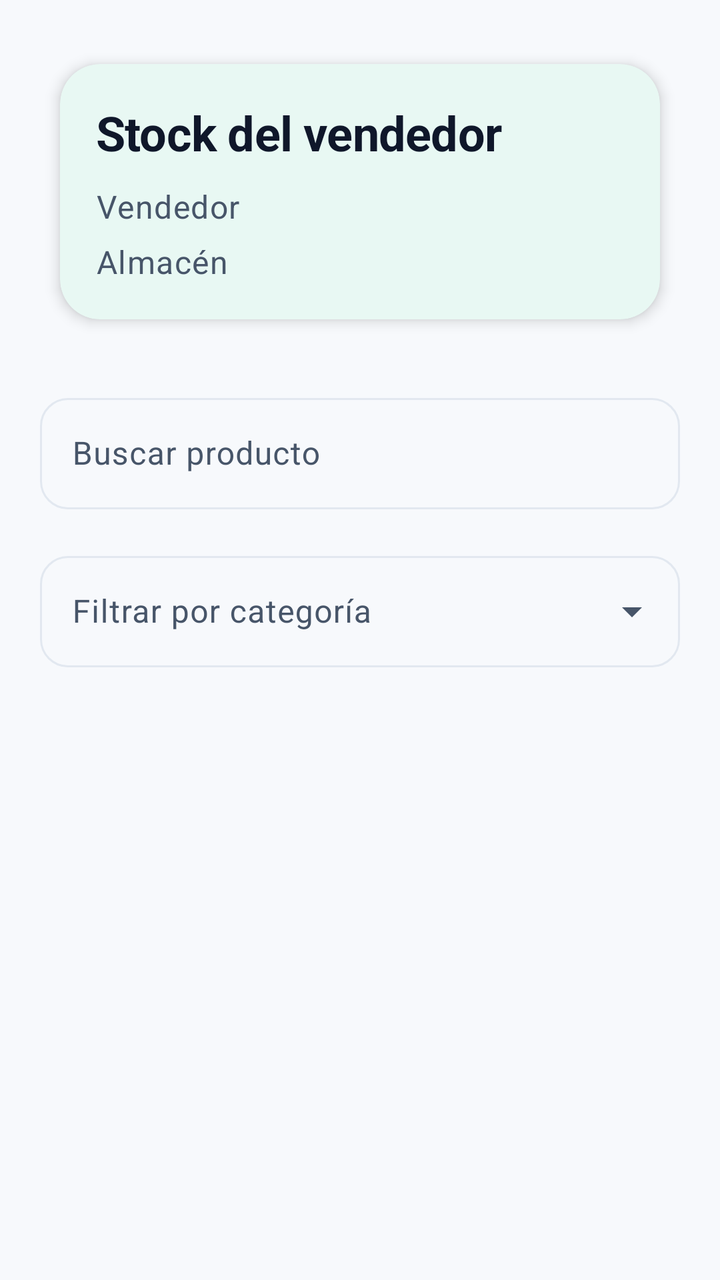
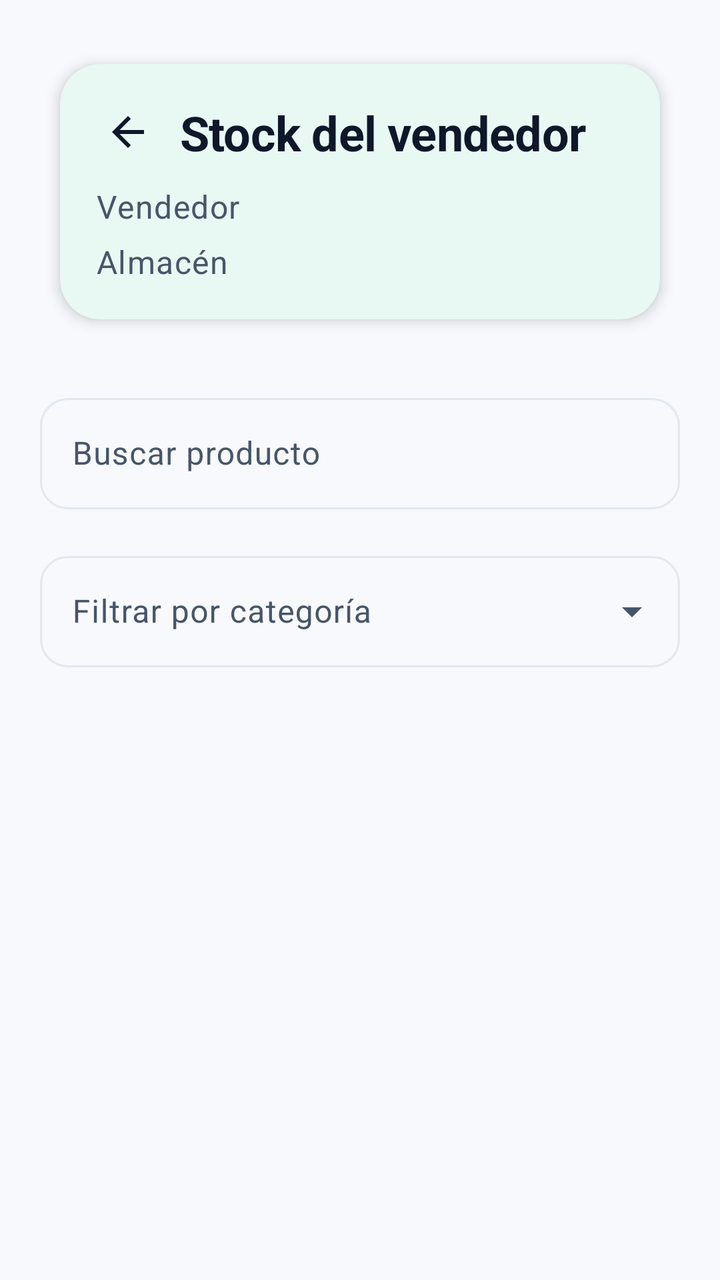

The first picture is an Android layout as it rendered before a commit; the second is the same layout after the commit. The layout source and the unified diff follow.
<!-- AndroidManifest.xml: application theme Theme.RutaAlmacen -->
<!-- res/layout/activity_stock_vendedor_admin.xml -->
<?xml version="1.0" encoding="utf-8"?>
<androidx.constraintlayout.widget.ConstraintLayout xmlns:android="http://schemas.android.com/apk/res/android"
    xmlns:app="http://schemas.android.com/apk/res-auto"
    xmlns:tools="http://schemas.android.com/tools"
    android:id="@+id/contenedor_stock_admin"
    android:layout_width="match_parent"
    android:layout_height="match_parent"
    android:background="@color/fondo_app"
    android:padding="@dimen/margen_pantalla"
    tools:context=".StockVendedorAdminActivity">

    <com.google.android.material.card.MaterialCardView
        android:id="@+id/contenedor_encabezado_stock_admin"
        android:layout_width="0dp"
        android:layout_height="wrap_content"
        app:cardBackgroundColor="@color/fondo_card"
        app:cardCornerRadius="@dimen/radio_card"
        app:cardElevation="@dimen/elevacion_card"
        app:cardUseCompatPadding="true"
        app:strokeWidth="0dp"
        app:layout_constraintEnd_toEndOf="parent"
        app:layout_constraintStart_toStartOf="parent"
        app:layout_constraintTop_toTopOf="parent">

        <LinearLayout
            android:layout_width="match_parent"
            android:layout_height="wrap_content"
            android:orientation="vertical"
            android:padding="@dimen/padding_card">

            <TextView
                android:id="@+id/texto_titulo_stock_admin"
                android:layout_width="match_parent"
                android:layout_height="wrap_content"
                android:text="Stock del vendedor"
                android:textAppearance="@style/TextAppearance.RutaAlmacen.Vendedor.TitleLarge" />

            <TextView
                android:id="@+id/texto_detalle_stock_admin"
                android:layout_width="match_parent"
                android:layout_height="wrap_content"
                android:layout_marginTop="@dimen/espacio_sm"
                android:text="Vendedor"
                android:textAppearance="@style/TextAppearance.RutaAlmacen.Vendedor.BodyMedium" />

            <TextView
                android:id="@+id/texto_nombre_almacen_admin"
                android:layout_width="match_parent"
                android:layout_height="wrap_content"
                android:layout_marginTop="@dimen/espacio_xs"
                android:text="Almacén"
                android:textAppearance="@style/TextAppearance.RutaAlmacen.Vendedor.BodyMedium" />
        </LinearLayout>
    </com.google.android.material.card.MaterialCardView>

    <com.google.android.material.textfield.TextInputLayout
        android:id="@+id/contenedor_busqueda_stock_admin"
        style="@style/Widget.Material3.TextInputLayout.OutlinedBox"
        android:layout_width="0dp"
        android:layout_height="wrap_content"
        android:layout_marginTop="@dimen/espacio_lg"
        android:hint="Buscar producto"
        app:hintTextAppearance="@style/TextAppearance.RutaAlmacen.Vendedor.BodyMedium"
        app:layout_constraintEnd_toEndOf="parent"
        app:layout_constraintStart_toStartOf="parent"
        app:layout_constraintTop_toBottomOf="@id/contenedor_encabezado_stock_admin">

        <com.google.android.material.textfield.TextInputEditText
            android:id="@+id/campo_busqueda_stock_admin"
            android:layout_width="match_parent"
            android:layout_height="wrap_content"
            android:inputType="textCapWords" />
    </com.google.android.material.textfield.TextInputLayout>

    <com.google.android.material.textfield.TextInputLayout
        android:id="@+id/contenedor_filtro_categoria_admin"
        style="@style/Widget.Material3.TextInputLayout.OutlinedBox.ExposedDropdownMenu"
        android:layout_width="0dp"
        android:layout_height="wrap_content"
        android:layout_marginTop="@dimen/espacio_md"
        android:hint="Filtrar por categoría"
        app:endIconMode="dropdown_menu"
        app:hintTextAppearance="@style/TextAppearance.RutaAlmacen.Vendedor.BodyMedium"
        app:layout_constraintEnd_toEndOf="parent"
        app:layout_constraintStart_toStartOf="parent"
        app:layout_constraintTop_toBottomOf="@id/contenedor_busqueda_stock_admin">

        <AutoCompleteTextView
            android:id="@+id/campo_filtro_categoria_admin"
            android:layout_width="match_parent"
            android:layout_height="wrap_content"
            android:inputType="none" />
    </com.google.android.material.textfield.TextInputLayout>

    <TextView
        android:id="@+id/texto_sin_stock_admin"
        android:layout_width="0dp"
        android:layout_height="wrap_content"
        android:layout_marginTop="@dimen/espacio_lg"
        android:gravity="center"
        android:text="No hay productos cargados."
        android:textAppearance="@style/TextAppearance.RutaAlmacen.Vendedor.BodyMedium"
        android:visibility="gone"
        app:layout_constraintEnd_toEndOf="parent"
        app:layout_constraintStart_toStartOf="parent"
        app:layout_constraintTop_toBottomOf="@id/contenedor_filtro_categoria_admin" />

    <androidx.recyclerview.widget.RecyclerView
        android:id="@+id/recycler_stock_admin"
        android:layout_width="0dp"
        android:layout_height="0dp"
        android:layout_marginTop="@dimen/espacio_md"
        android:clipToPadding="false"
        android:paddingBottom="@dimen/espacio_lg"
        app:layout_constraintBottom_toBottomOf="parent"
        app:layout_constraintEnd_toEndOf="parent"
        app:layout_constraintStart_toStartOf="parent"
        app:layout_constraintTop_toBottomOf="@id/texto_sin_stock_admin"
        tools:listitem="@layout/item_producto_admin" />

</androidx.constraintlayout.widget.ConstraintLayout>
<!-- res/layout/item_producto_admin.xml (included above) -->
<?xml version="1.0" encoding="utf-8"?>
<com.google.android.material.card.MaterialCardView xmlns:android="http://schemas.android.com/apk/res/android"
    xmlns:app="http://schemas.android.com/apk/res-auto"
    android:layout_width="match_parent"
    android:layout_height="wrap_content"
    android:layout_marginHorizontal="@dimen/espacio_xs"
    android:layout_marginVertical="@dimen/espacio_xs"
    app:cardBackgroundColor="@color/fondo_card"
    app:cardCornerRadius="@dimen/radio_card"
    app:cardElevation="@dimen/elevacion_card"
    app:cardUseCompatPadding="true"
    app:strokeWidth="0dp">

    <LinearLayout
        android:layout_width="match_parent"
        android:layout_height="wrap_content"
        android:orientation="vertical"
        android:padding="@dimen/padding_card">

        <LinearLayout
            android:layout_width="match_parent"
            android:layout_height="wrap_content"
            android:gravity="center_vertical"
            android:orientation="horizontal">

            <TextView
                android:id="@+id/texto_nombre_producto_admin"
                android:layout_width="0dp"
                android:layout_height="wrap_content"
                android:layout_weight="1"
                android:textAppearance="@style/TextAppearance.RutaAlmacen.Vendedor.TitleMedium"
                android:text="Nombre del producto" />

            <com.google.android.material.chip.Chip
                android:id="@+id/chip_categoria_producto_admin"
                style="@style/Widget.Material3.Chip.Assist"
                android:layout_width="wrap_content"
                android:layout_height="wrap_content"
                android:checkable="false"
                android:clickable="false"
                android:text="Categoría" />
        </LinearLayout>

        <TextView
            android:id="@+id/texto_precio_producto_admin"
            android:layout_width="match_parent"
            android:layout_height="wrap_content"
            android:layout_marginTop="@dimen/espacio_sm"
            android:textAppearance="@style/TextAppearance.RutaAlmacen.Vendedor.BodyMedium"
            android:text="Precio: $0" />

        <TextView
            android:id="@+id/texto_descripcion_producto_admin"
            android:layout_width="match_parent"
            android:layout_height="wrap_content"
            android:layout_marginTop="@dimen/espacio_xs"
            android:textAppearance="@style/TextAppearance.RutaAlmacen.Vendedor.BodyMedium"
            android:text="Descripción: -" />

        <TextView
            android:id="@+id/texto_estado_producto_admin"
            android:layout_width="match_parent"
            android:layout_height="wrap_content"
            android:layout_marginTop="@dimen/espacio_xs"
            android:textAppearance="@style/TextAppearance.RutaAlmacen.Vendedor.BodyMedium"
            android:text="Estado: Disponible" />

        <LinearLayout
            android:layout_width="match_parent"
            android:layout_height="wrap_content"
            android:layout_marginTop="@dimen/espacio_md"
            android:gravity="end"
            android:orientation="horizontal">

            <com.google.android.material.button.MaterialButton
                android:id="@+id/boton_editar_producto_admin"
                style="@style/Widget.Material3.Button.TonalButton"
                android:layout_width="wrap_content"
                android:layout_height="wrap_content"
                app:icon="@android:drawable/ic_menu_edit"
                android:text="Editar" />

            <com.google.android.material.button.MaterialButton
                android:id="@+id/boton_eliminar_producto_admin"
                style="@style/Widget.Material3.Button.TonalButton"
                android:layout_width="wrap_content"
                android:layout_height="wrap_content"
                android:layout_marginStart="@dimen/espacio_sm"
                app:icon="@android:drawable/ic_menu_delete"
                android:text="Eliminar"
                android:textColor="@color/estado_cerrado" />
        </LinearLayout>
    </LinearLayout>

</com.google.android.material.card.MaterialCardView>
<!-- resources referenced by this layout -->
<resources>
  <color name="estado_cerrado">#FFEF4444</color>
  <color name="fondo_app">#FFF7F9FC</color>
  <color name="fondo_card">#FFFFFFFF</color>
  <dimen name="elevacion_card">4dp</dimen>
  <dimen name="espacio_lg">20dp</dimen>
  <dimen name="espacio_md">16dp</dimen>
  <dimen name="espacio_sm">10dp</dimen>
  <dimen name="espacio_xs">6dp</dimen>
  <dimen name="margen_pantalla">20dp</dimen>
  <dimen name="padding_card">18dp</dimen>
  <dimen name="radio_card">20dp</dimen>
  <style name="TextAppearance.RutaAlmacen.Vendedor.BodyMedium" parent="TextAppearance.Material3.BodyLarge">
          <item name="android:textSize">@dimen/texto_cuerpo_lg</item>
          <item name="android:textColor">@color/texto_secundario</item>
      </style>
  <style name="TextAppearance.RutaAlmacen.Vendedor.TitleLarge" parent="TextAppearance.Material3.HeadlineMedium">
          <item name="android:textSize">@dimen/texto_titulo_xl</item>
          <item name="android:textColor">@color/texto_principal</item>
          <item name="android:textStyle">bold</item>
          <item name="android:letterSpacing">-0.01</item>
      </style>
  <style name="TextAppearance.RutaAlmacen.Vendedor.TitleMedium" parent="TextAppearance.Material3.TitleLarge">
          <item name="android:textSize">18sp</item>
          <item name="android:textColor">@color/texto_principal</item>
          <item name="android:textStyle">bold</item>
      </style>
  <style name="Theme.RutaAlmacen" parent="Base.Theme.RutaAlmacen" />
  <dimen name="texto_cuerpo_lg">16sp</dimen>
  <color name="texto_secundario">#FF475569</color>
  <dimen name="texto_titulo_xl">24sp</dimen>
  <color name="texto_principal">#FF0F172A</color>
  <color name="colorPrimary">#FF10B981</color>
  <color name="colorOnPrimary">#FFFFFFFF</color>
  <color name="colorPrimaryLight">#FFD1FAE5</color>
  <color name="texto_en_pastel">#FF0F766E</color>
  <color name="colorSecondary">#FFF59E0B</color>
  <color name="colorOnSecondary">#FFFFFFFF</color>
  <color name="colorSecondaryLight">#FFFEF3C7</color>
  <color name="colorTertiary">#FF6366F1</color>
  <color name="colorTertiaryLight">#FFE0E7FF</color>
  <color name="colorAccent">#FFEF4444</color>
  <color name="colorAccentLight">#FFFEE2E2</color>
  <color name="borde_sutil">#FFE2E8F0</color>
  <color name="divisor">#FFF1F5F9</color>
  <style name="Widget.RutaAlmacen.CardView" parent="Widget.Material3.CardView.Filled">
          <item name="cardCornerRadius">@dimen/radio_card</item>
          <item name="cardElevation">@dimen/elevacion_card</item>
          <item name="cardBackgroundColor">@color/fondo_card</item>
          <item name="strokeWidth">0dp</item>
          <item name="cardUseCompatPadding">true</item>
      </style>
  <style name="Widget.RutaAlmacen.Button" parent="Widget.Material3.Button">
          <item name="cornerRadius">@dimen/radio_boton</item>
          <item name="android:minHeight">@dimen/alto_boton</item>
          <item name="android:textSize">@dimen/texto_titulo_sm</item>
          <item name="android:textStyle">bold</item>
          <item name="android:letterSpacing">0.01</item>
          <item name="android:paddingTop">14dp</item>
          <item name="android:paddingBottom">14dp</item>
          <item name="android:textAllCaps">false</item>
          <item name="iconPadding">10dp</item>
      </style>
  <dimen name="radio_boton">24dp</dimen>
  <dimen name="alto_boton">56dp</dimen>
  <dimen name="texto_titulo_sm">16sp</dimen>
  <dimen name="radio_input">14dp</dimen>
  <!-- unchanged entries left out for length: 2 -->
</resources>

<!-- the commit's change to res/layout/activity_stock_vendedor_admin.xml (unified diff, before → after) -->
@@ -28,12 +28,30 @@
             android:orientation="vertical"
             android:padding="@dimen/padding_card">
 
-            <TextView
-                android:id="@+id/texto_titulo_stock_admin"
+            <LinearLayout
                 android:layout_width="match_parent"
                 android:layout_height="wrap_content"
-                android:text="Stock del vendedor"
-                android:textAppearance="@style/TextAppearance.RutaAlmacen.Vendedor.TitleLarge" />
+                android:gravity="center_vertical"
+                android:orientation="horizontal">
+
+                <androidx.appcompat.widget.AppCompatImageButton
+                    android:id="@+id/boton_volver_stock_admin"
+                    android:layout_width="@dimen/ancho_icono_grande"
+                    android:layout_height="@dimen/ancho_icono_grande"
+                    android:background="?attr/selectableItemBackgroundBorderless"
+                    android:contentDescription="Volver"
+                    android:src="@drawable/ic_volver"
+                    app:tint="@color/texto_principal" />
+
+                <TextView
+                    android:id="@+id/texto_titulo_stock_admin"
+                    android:layout_width="0dp"
+                    android:layout_height="wrap_content"
+                    android:layout_marginStart="@dimen/espacio_sm"
+                    android:layout_weight="1"
+                    android:text="Stock del vendedor"
+                    android:textAppearance="@style/TextAppearance.RutaAlmacen.Vendedor.TitleLarge" />
+            </LinearLayout>
 
             <TextView
                 android:id="@+id/texto_detalle_stock_admin"
<!-- resource entries referenced after the edit -->
@@ -11,6 +11,17 @@
   <dimen name="margen_pantalla">20dp</dimen>
   <dimen name="padding_card">18dp</dimen>
   <dimen name="radio_card">20dp</dimen>
+  <!-- drawable ic_volver (drawable) -->
+  <vector xmlns:android="http://schemas.android.com/apk/res/android"
+      android:width="24dp"
+      android:height="24dp"
+      android:viewportWidth="24"
+      android:viewportHeight="24"
+      android:tint="?attr/colorControlNormal">
+      <path
+          android:fillColor="@android:color/white"
+          android:pathData="M20,11H7.83l5.59,-5.59L12,4l-8,8 8,8 1.41,-1.41L7.83,13H20v-2z" />
+  </vector>
   <style name="TextAppearance.RutaAlmacen.Vendedor.BodyMedium" parent="TextAppearance.Material3.BodyLarge">
           <item name="android:textSize">@dimen/texto_cuerpo_lg</item>
           <item name="android:textColor">@color/texto_secundario</item>
@@ -31,6 +42,7 @@
   <color name="texto_secundario">#FF475569</color>
   <dimen name="texto_titulo_xl">24sp</dimen>
   <color name="texto_principal">#FF0F172A</color>
+  <dimen name="ancho_icono_grande">32dp</dimen>
   <color name="colorPrimary">#FF10B981</color>
   <color name="colorOnPrimary">#FFFFFFFF</color>
   <color name="colorPrimaryLight">#FFD1FAE5</color>
